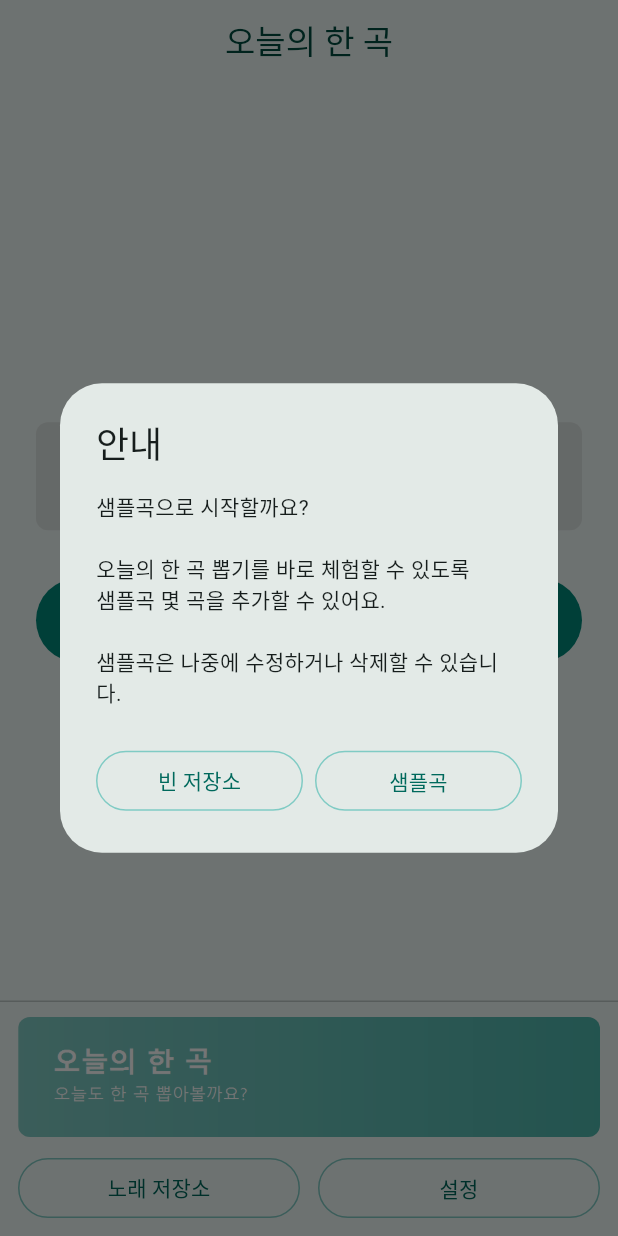
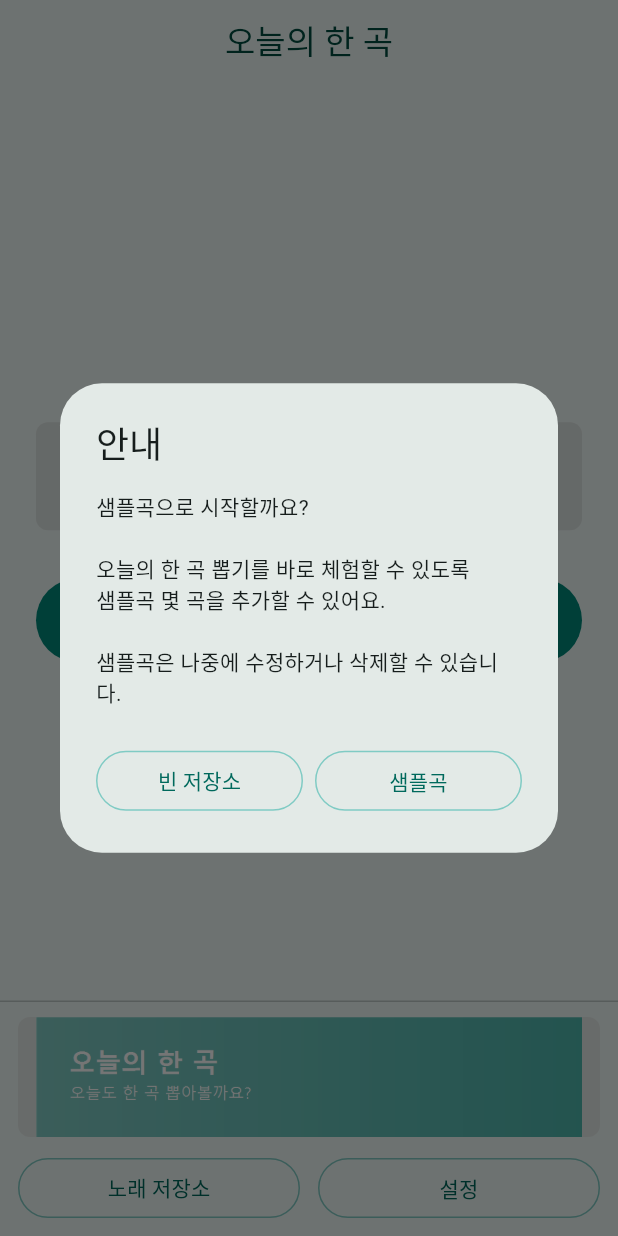
Before and after one commit to kehini20/today_music, a Flutter app: the screen it shows after launch, on a phone screen of 412 x 824 dp. Run offline on Flutter 3.47's test engine with Material 3 defaults, Android fonts, the phone set to English and light mode, and no system bars; our stand-ins replace file_picker, share_plus, shared_preferences; missing offline and left inert: file_saver; network calls fail.

Commit message:
Show bottom ad image without cropping

```diff
--- a/lib/main.dart
+++ b/lib/main.dart
@@ -2243,7 +2243,7 @@ class _SponsorAdImage extends StatelessWidget {
 
     return Image.network(
       imageUrl.trim(),
-      fit: BoxFit.cover,
+      fit: BoxFit.contain,
       errorBuilder: (context, error, stackTrace) {
         debugPrint('SponsorAd image load error: ${imageUrl.trim()} / $error');
         return const _FallbackSponsorAdImage();
@@ -2264,7 +2264,7 @@ class _FallbackSponsorAdImage extends StatelessWidget {
 
   @override
   Widget build(BuildContext context) {
-    return Image.asset(fallbackBottomAdAssetPath, fit: BoxFit.cover);
+    return Image.asset(fallbackBottomAdAssetPath, fit: BoxFit.contain);
   }
 }
 
```
Also changed, not shown: 1 other file.
